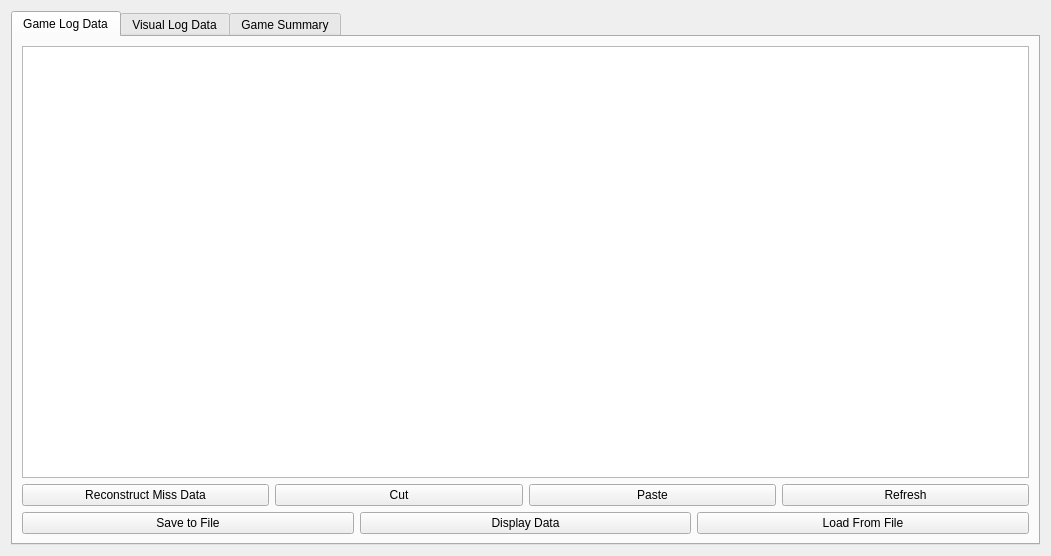
Old version of the form integrasi/datawindow.ui in the repository hammashamzah/tugasakhir.
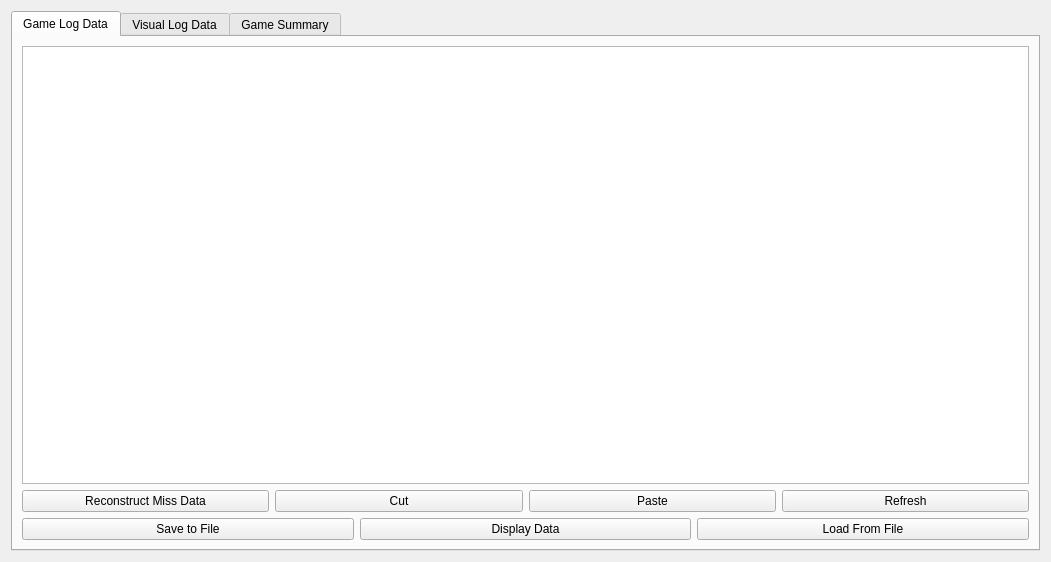
New version of the form. Custom widgets are drawn as their Qt base class.

```diff
--- a/integrasi/datawindow.ui
+++ b/integrasi/datawindow.ui
@@ -7,7 +7,7 @@
     <x>0</x>
     <y>0</y>
     <width>1051</width>
-    <height>551</height>
+    <height>562</height>
    </rect>
   </property>
   <property name="windowTitle">
```
Left out of the diff: 1 changed line with no effect on the pictures.
